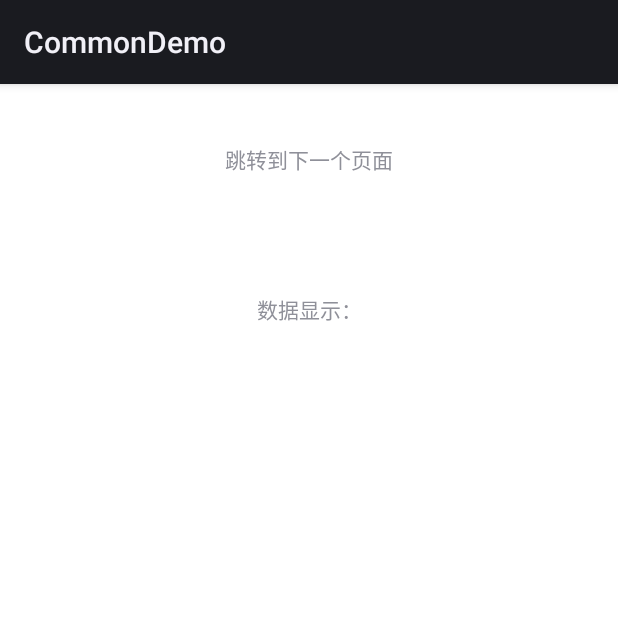
After one commit to kHRYSTAL/CommonPure, an Android app: the SanFangActivity screen opened directly, with no data from a screen before it, on a phone screen of 412 x 824 dp, the top half of it. The commit adds this screen. Run offline under Robolectric (Android 15) with nearby library versions, the phone set to English and light mode, and no system bars; our stand-ins replace ButterKnife, EventBus; libraries missing offline, so code that uses them is left out: com.github.anzewei.parallaxbacklayout.

Commit message:
测试eventbus发送事件

```diff
--- a/app/src/main/java/com/yimeiduo/business/base/BaseActivity.java
+++ b/app/src/main/java/com/yimeiduo/business/base/BaseActivity.java
@@ -220,9 +220,9 @@ public abstract class BaseActivity<T extends BasePresenter>  extends AppCompatAc
                 return;
             }else{
                 AppManager.getAppManager().finishAllActivity();
-                System.exit(0);
-                int pid = android.os.Process.myPid();
-                android.os.Process.killProcess(pid);
+//                System.exit(0);
+//                int pid = android.os.Process.myPid();
+//                android.os.Process.killProcess(pid);
             }
         }
         super.onBackPressed();// finish()
--- /dev/null
+++ b/app/src/main/java/com/yimeiduo/business/ui/activity/SanFangActivity.java
@@ -0,0 +1,85 @@
+package com.yimeiduo.business.ui.activity;
+
+import android.content.Intent;
+import android.view.View;
+import android.widget.TextView;
+
+import com.yimeiduo.business.R;
+import com.yimeiduo.business.base.BaseActivity;
+import com.yimeiduo.business.base.BasePresenter;
+import com.yimeiduo.business.eventbus.TypeEvent;
+import com.yimeiduo.business.util.MyLog;
+import com.yimeiduo.business.util.ToastUtil;
+
+import org.greenrobot.eventbus.Subscribe;
+import org.greenrobot.eventbus.ThreadMode;
+
+import butterknife.BindView;
+import butterknife.OnClick;
+
+public class SanFangActivity extends BaseActivity {
+
+    @BindView(R.id.tv_desc)
+    TextView tv_desc;
+
+    @Override
+    protected BasePresenter createPresenter() {
+        return null;
+    }
+
+    @Override
+    public boolean enableSlideClose() {
+        return false;
+    }
+
+    @Override
+    protected int provideContentViewId() {
+        return R.layout.activity_sanfang;
+    }
+
+    @Override
+    public void initData() {
+    }
+
+    @OnClick({R.id.tv_gonewxt,})
+    public void onViewClicked(View view) {
+        switch (view.getId()){
+            case R.id.tv_gonewxt:
+                startActivity(new Intent(SanFangActivity.this, PostEventActivity.class));
+                break;
+        }
+    }
+
+//    @Subscribe(threadMode = ThreadMode.ASYNC)
+    /**
+     * 如果指定为 ThreadMode.ASYNC 模式  进行UI更新（Toast提示）则会抛出异常
+     * //java.lang.RuntimeException: Can't toast on a thread that has not called Looper.prepare()
+     * at android.widget.Toast$TN.<init>(Toast.java:411) --》 mTN = new TN(context.getPackageName(), looper);
+     *
+     * 如果指定为 ThreadMode.ASYNC 模式  进行UI更新（v_desc.setText(result);）则不会抛出异常
+     *  setText--checkForRelayout();--requestLayout（）--ViewRootImpl实现了父类的requestLayout（）--
+     *  checkThread();--if (mThread != Thread.currentThread()) {throw new CalledFromWrongThreadException}
+     *
+     * */
+
+
+
+    @Subscribe(threadMode = ThreadMode.ASYNC)
+    public void event(TypeEvent event){
+       String result = event.getType();
+        tv_desc.setText(result);
+        MyLog.i(TAG,"result--" + result);
+        ToastUtil.showShort(result);
+    }
+
+    @Override
+    public void initListener() {
+        registerEventBus(this);
+    }
+
+    @Override
+    protected void onDestroy() {
+        super.onDestroy();
+        unregisterEventBus(this);
+    }
+}
--- /dev/null
+++ b/app/src/main/res/layout/activity_sanfang.xml
@@ -0,0 +1,24 @@
+<?xml version="1.0" encoding="utf-8"?>
+<LinearLayout xmlns:android="http://schemas.android.com/apk/res/android"
+              xmlns:app="http://schemas.android.com/apk/res-auto"
+              android:layout_width="match_parent"
+              android:layout_height="match_parent"
+              android:background="@color/white"
+              android:orientation="vertical">
+
+
+    <TextView
+        android:id="@+id/tv_gonewxt"
+        android:layout_width="match_parent"
+        android:layout_height="100dp"
+        android:gravity="center"
+        android:text="跳转到下一个页面"/>
+
+    <TextView
+        android:id="@+id/tv_desc"
+        android:layout_width="match_parent"
+        android:layout_height="100dp"
+        android:gravity="center"
+        android:text="数据显示："/>
+
+</LinearLayout>
```
Also changed, not shown: app/src/main/AndroidManifest.xml (+13 -0 lines), app/src/main/java/com/yimeiduo/business/ui/activity/PostEventActivity.java (added, +58 -0 lines), app/src/main/java/com/yimeiduo/business/ui/activity/login/LoginActivity.java (+6 -2 lines), app/src/main/java/com/yimeiduo/business/util/SpUtil.java (+47 -0 lines), app/src/main/res/layout/activity_login.xml (+18 -0 lines), app/src/main/res/layout/activity_postevent.xml (added, +19 -0 lines).
